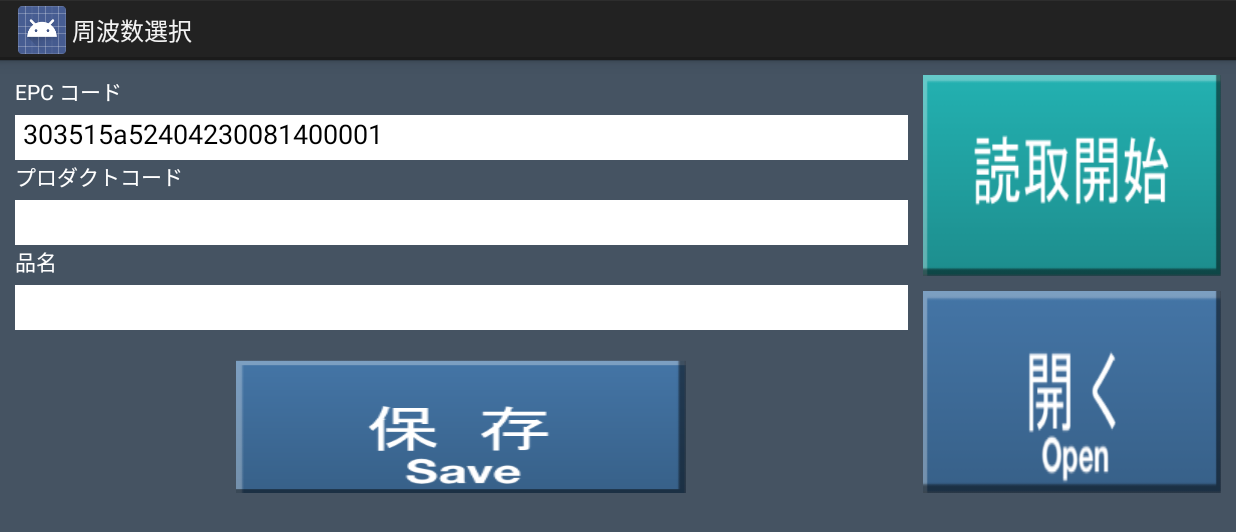
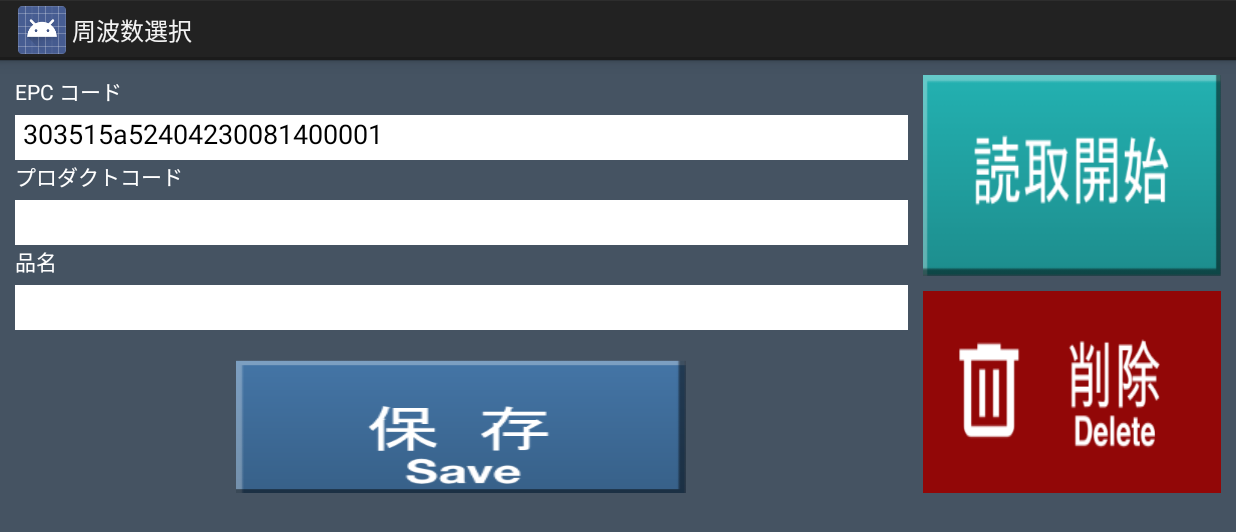
Before and after one commit to lelegod/RFIDApp, an Android app: the TagDatabaseActivity screen opened directly, with no data from a screen before it, on a phone screen of 824 x 412 dp (held sideways). Shown: the top 532 px of the screen. Run offline under Robolectric (Android 15) with nearby library versions, the phone set to English and light mode, and no system bars; our stand-ins replace Firebase (no records; nobody signed in at launch, a user with empty details on screens opened directly).

Commit message:
Delete button UI added

```diff
--- /dev/null
+++ b/app/src/main/res/drawable/shape_btn_tagdatabase_delete.xml
@@ -0,0 +1,9 @@
+<?xml version="1.0" encoding="utf-8"?>
+<selector xmlns:android="http://schemas.android.com/apk/res/android">
+
+    <!-- 押された場合 -->
+    <item android:drawable="@drawable/and_btn_tagdatabase_delete_d_e" android:state_pressed="true"/>
+    <!-- 通常状態 -->
+    <item android:drawable="@drawable/and_btn_tagdatabase_delete_u_e" android:state_enabled="false"/>
+
+</selector>
--- a/app/src/main/res/layout/tagdatabase.xml
+++ b/app/src/main/res/layout/tagdatabase.xml
@@ -102,9 +102,8 @@
                 android:id="@+id/delete"
                 android:layout_width="fill_parent"
                 android:layout_height="0dp"
-
                 android:layout_weight="2"
-                android:background="@drawable/shape_btn_setting_open" />
+                android:background="@drawable/shape_btn_tagdatabase_delete" />
 
         </LinearLayout>
     </LinearLayout>
```
Also changed, not shown: app/src/main/res/drawable-xhdpi/and_btn_tagdatabase_delete_d_e.png (added), app/src/main/res/drawable-xhdpi/and_btn_tagdatabase_delete_u_e.png (added), 1 other file.
